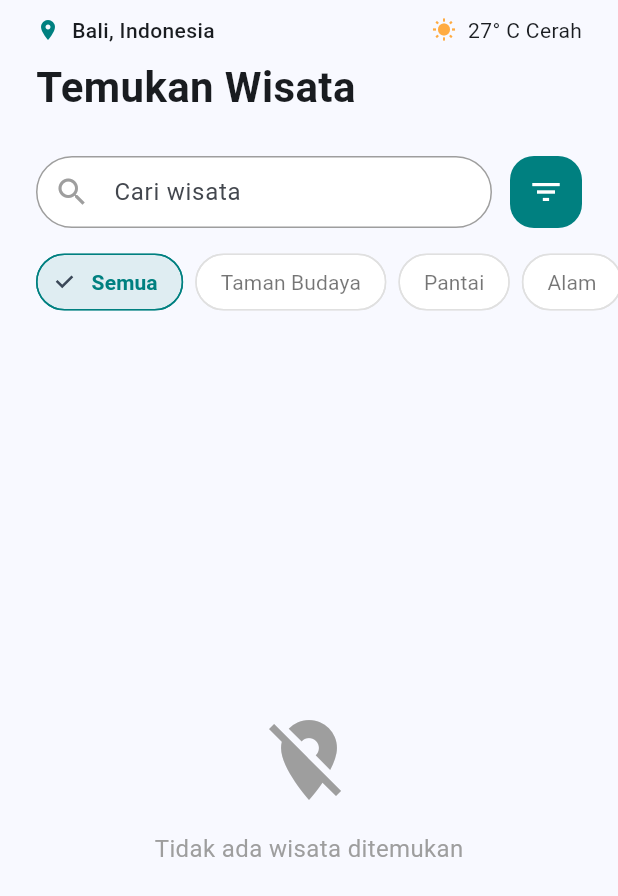
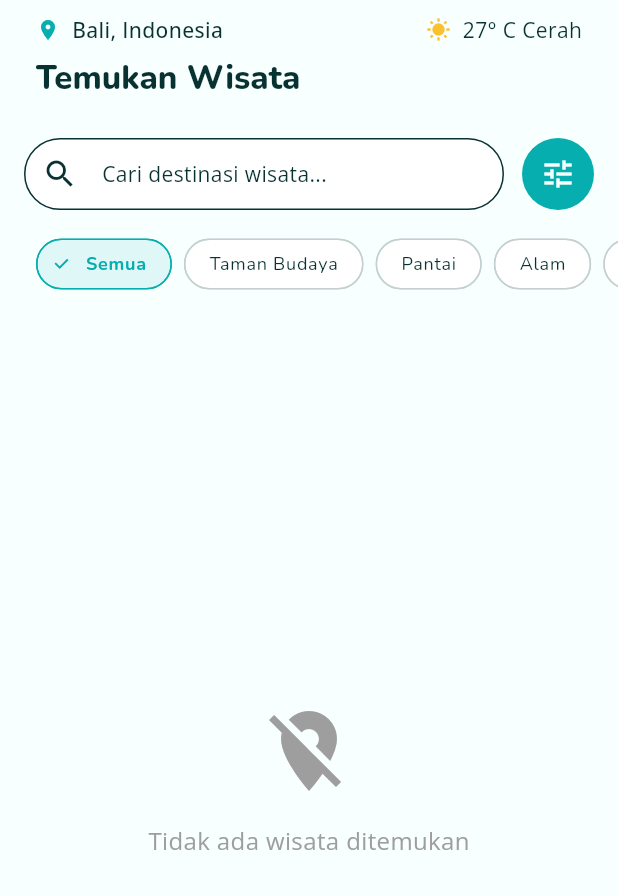
Before and after one commit to Lokapandu/Lokapandu, a Flutter app: the screen it shows after launch, on a phone screen of 412 x 824 dp. Shown: the top 896 px of the screen. Run offline on Flutter 3.47's test engine with Material 3 defaults, Android fonts, the phone set to English and light mode, and no system bars; our stand-ins replace cached_network_image, dartz, firebase_ai, firebase_core, freezed_annotation, get_it and 4 more; missing offline and left inert: brick_core, brick_offline_first, brick_offline_first_with_supabase, brick_sqlite, brick_supabase; accounts and stored records are empty.

Commit message:
feat(themes): implement new theme system with google fonts and material 3
- Add MaterialTheme class with light/dark schemes and text theme support
- Create theme utilities for text theme generation with Google Fonts
- Move failure and exceptions to common/errors directory
- Update all UI components to use new theme system
- Add google_fonts dependency
- Implement responsive design improvements across widgets

```diff
--- a/lib/app.dart
+++ b/lib/app.dart
@@ -1,4 +1,6 @@
 import 'package:flutter/material.dart';
+import 'package:lokapandu/common/themes/theme.dart';
+import 'package:lokapandu/common/themes/util.dart';
 import 'package:lokapandu/presentation/tourism_spot/pages/tourism_spot_page.dart';
 
 class App extends StatelessWidget {
@@ -6,12 +8,14 @@ class App extends StatelessWidget {
 
   @override
   Widget build(BuildContext context) {
+    final brightness = View.of(context).platformDispatcher.platformBrightness;
+    TextTheme textTheme = createTextTheme(context, "Open Sans", "Nunito");
+
+    MaterialTheme theme = MaterialTheme(textTheme);
+
     return MaterialApp(
       title: 'Lokapandu',
-      theme: ThemeData(
-        colorScheme: ColorScheme.fromSeed(seedColor: Colors.blue),
-        useMaterial3: true,
-      ),
+      theme: brightness == Brightness.light ? theme.light() : theme.dark(),
       home: const TourismSpotPage(),
     );
   }
--- /dev/null
+++ b/lib/common/themes/theme.dart
@@ -0,0 +1,116 @@
+import "package:flutter/material.dart";
+
+class MaterialTheme {
+  final TextTheme textTheme;
+
+  const MaterialTheme(this.textTheme);
+
+  static ColorScheme lightScheme() {
+    return const ColorScheme(
+      brightness: Brightness.light,
+      primary: Color(0xff07AEAF),
+      onPrimary: Color(0xffF8FFFF),
+      secondary: Color(0xff196B81),
+      onSecondary: Color(0xffF8FFFF),
+      tertiary: Color(0xffFBC02D),
+      onTertiary: Color(0xFF083132),
+      error: Color(0xffeF3F26),
+      onError: Color(0xffF8F8FF),
+      errorContainer: Color(0xffFDECE9),
+      onErrorContainer: Color(0xff5A2727),
+      surface: Color(0xffF8FFFF),
+      surfaceContainer: Color(0xFFFFFFFF),
+      surfaceContainerHigh: Color(0xFFEDFFFF),
+      onSurface: Color(0xff083132),
+      onSurfaceVariant: Color(0xff083132),
+      outline: Color(0xffC4D0D0),
+      outlineVariant: Color(0xffECECEC),
+      shadow: Color(0xff000000),
+      scrim: Color(0xff000000),
+      inverseSurface: Color(0xff2E3036),
+      inversePrimary: Color(0xff0D9697),
+    );
+  }
+
+  ThemeData light() {
+    return theme(lightScheme());
+  }
+
+  static ColorScheme darkScheme() {
+    return const ColorScheme(
+      brightness: Brightness.dark,
+      primary: Color(0xff07AEAF),
+      onPrimary: Color(0xffF8FFFF),
+      secondary: Color(0xff196B81),
+      onSecondary: Color(0xffF8FFFF),
+      error: Color(0xffeF3F26),
+      onError: Color(0xff1C1C1C),
+      errorContainer: Color(0xff5A2727),
+      onErrorContainer: Color(0xffFDECE9),
+      surface: Color(0xff1E1E1E),
+      surfaceContainer: Color(0xff2C2C2C),
+      onSurface: Color(0xffF8F8FF),
+      onSurfaceVariant: Color(0xffD0D0D0),
+      outline: Color(0xff444444),
+      outlineVariant: Color(0xff2C2C2C),
+      shadow: Color(0xff000000),
+      scrim: Color(0xff000000),
+      inverseSurface: Color(0xffF8F8FF),
+      inversePrimary: Color(0xff0D9697),
+    );
+  }
+
+  ThemeData dark() {
+    return theme(darkScheme());
+  }
+
+  ThemeData theme(ColorScheme colorScheme) => ThemeData(
+    useMaterial3: true,
+    brightness: colorScheme.brightness,
+    colorScheme: colorScheme,
+    textTheme: textTheme.apply(
+      bodyColor: colorScheme.onSurface,
+      displayColor: colorScheme.onSurface,
+    ),
+
+    scaffoldBackgroundColor: colorScheme.surface,
+    canvasColor: colorScheme.surface,
+  );
+
+  List<ExtendedColor> get extendedColors => [];
+}
+
+class ExtendedColor {
+  final Color seed, value;
+  final ColorFamily light;
+  final ColorFamily lightHighContrast;
+  final ColorFamily lightMediumContrast;
+  final ColorFamily dark;
+  final ColorFamily darkHighContrast;
+  final ColorFamily darkMediumContrast;
+
+  const ExtendedColor({
+    required this.seed,
+    required this.value,
+    required this.light,
+    required this.lightHighContrast,
+    required this.lightMediumContrast,
+    required this.dark,
+    required this.darkHighContrast,
+    required this.darkMediumContrast,
+  });
+}
+
+class ColorFamily {
+  const ColorFamily({
+    required this.color,
+    required this.onColor,
+    required this.colorContainer,
+    required this.onColorContainer,
+  });
+
+  final Color color;
+  final Color onColor;
+  final Color colorContainer;
+  final Color onColorContainer;
+}
--- /dev/null
+++ b/lib/common/themes/util.dart
@@ -0,0 +1,24 @@
+import 'package:flutter/material.dart';
+import 'package:google_fonts/google_fonts.dart';
+
+TextTheme createTextTheme(
+  BuildContext context,
+  String bodyFontString,
+  String displayFontString,
+) {
+  TextTheme baseTextTheme = Theme.of(context).textTheme;
+  TextTheme bodyTextTheme = GoogleFonts.getTextTheme(
+    bodyFontString,
+    baseTextTheme,
+  );
+  TextTheme displayTextTheme = GoogleFonts.getTextTheme(
+    displayFontString,
+    baseTextTheme,
+  );
+  TextTheme textTheme = displayTextTheme.copyWith(
+    bodyLarge: bodyTextTheme.bodyLarge,
+    bodyMedium: bodyTextTheme.bodyMedium,
+    bodySmall: bodyTextTheme.bodySmall,
+  );
+  return textTheme;
+}
--- a/lib/data/datasources/services/supabase_service.dart
+++ b/lib/data/datasources/services/supabase_service.dart
@@ -2,7 +2,7 @@ import 'package:supabase_flutter/supabase_flutter.dart';
 import 'package:lokapandu/data/models/tourism_spot_model.dart';
 import 'package:lokapandu/data/models/tourism_image_model.dart';
 import 'package:lokapandu/data/datasources/services/supabase_service_interface.dart';
-import 'package:lokapandu/common/exceptions.dart';
+import 'package:lokapandu/common/errors/exceptions.dart';
 
 // Service class that handles all Supabase database operations
 class SupabaseService implements SupabaseServiceInterface {
--- a/lib/data/datasources/tourism_spot_remote_data_source_impl.dart
+++ b/lib/data/datasources/tourism_spot_remote_data_source_impl.dart
@@ -3,7 +3,7 @@ import 'package:lokapandu/data/datasources/services/supabase_service_interface.d
 import 'package:lokapandu/data/datasources/tourism_spot_remote_data_source.dart';
 import 'package:lokapandu/data/models/tourism_spot_model.dart';
 import 'package:lokapandu/data/models/tourism_image_model.dart';
-import 'package:lokapandu/common/exceptions.dart';
+import 'package:lokapandu/common/errors/exceptions.dart';
 
 // Implementation class that acts as data source layer for tourism spots
 class TourismSpotRemoteDataSourceImpl implements TourismSpotRemoteDataSource {
--- a/lib/data/repositories/tourism_spot_repository_impl.dart
+++ b/lib/data/repositories/tourism_spot_repository_impl.dart
@@ -5,7 +5,7 @@ import 'dart:developer' as developer;
 import 'package:dartz/dartz.dart';
 import 'package:firebase_ai/firebase_ai.dart';
 import 'package:lokapandu/brick/repositories/repository.dart';
-import 'package:lokapandu/common/failure.dart';
+import 'package:lokapandu/common/errors/failure.dart';
 import 'package:lokapandu/brick/models/tourism_spot.model.dart' as model;
 import 'package:lokapandu/brick/models/tourism_image.model.dart' as image_model;
 import 'package:lokapandu/data/mappers/tourism_spot_mapper.dart';
--- a/lib/data/repositories/tourism_spot_repository_supabase_impl.dart
+++ b/lib/data/repositories/tourism_spot_repository_supabase_impl.dart
@@ -2,8 +2,8 @@ import 'dart:io';
 import 'dart:developer' as developer;
 
 import 'package:dartz/dartz.dart';
-import 'package:lokapandu/common/failure.dart';
-import 'package:lokapandu/common/exceptions.dart';
+import 'package:lokapandu/common/errors/failure.dart';
+import 'package:lokapandu/common/errors/exceptions.dart';
 import 'package:lokapandu/data/datasources/tourism_spot_remote_data_source.dart';
 import 'package:lokapandu/data/mappers/supabase_tourism_spot_mapper.dart';
 import 'package:lokapandu/data/mappers/supabase_tourism_image_mapper.dart';
--- a/lib/domain/repositories/tourism_spot_repository.dart
+++ b/lib/domain/repositories/tourism_spot_repository.dart
@@ -1,5 +1,5 @@
 import 'package:dartz/dartz.dart';
-import 'package:lokapandu/common/failure.dart';
+import 'package:lokapandu/common/errors/failure.dart';
 import 'package:lokapandu/domain/entities/tourism_spot_entity.dart';
 
 abstract class TourismSpotRepository {
--- a/lib/domain/usecases/get_tourism_spot_list.dart
+++ b/lib/domain/usecases/get_tourism_spot_list.dart
@@ -1,5 +1,5 @@
 import 'package:dartz/dartz.dart';
-import 'package:lokapandu/common/failure.dart';
+import 'package:lokapandu/common/errors/failure.dart';
 import 'package:lokapandu/domain/entities/tourism_spot_entity.dart';
 import 'package:lokapandu/domain/repositories/tourism_spot_repository.dart';
 
--- a/lib/presentation/common/app_header.dart
+++ b/lib/presentation/common/app_header.dart
@@ -6,29 +6,48 @@ class AppHeader extends StatelessWidget {
 
   @override
   Widget build(BuildContext context) {
+    final theme = Theme.of(context);
+
     return Padding(
       padding: const EdgeInsets.symmetric(horizontal: 24.0, vertical: 10.0),
       child: Column(
         crossAxisAlignment: CrossAxisAlignment.start,
-        children: const [
+        children: [
           Row(
             children: [
-              Icon(Icons.location_on, color: Color(0xFF008080), size: 16),
-              SizedBox(width: 8),
+              Icon(
+                Icons.location_on,
+                color: theme.colorScheme.primary,
+                size: 16,
+              ),
+              const SizedBox(width: 8),
               Text(
                 'Bali, Indonesia',
-                style: TextStyle(fontWeight: FontWeight.w500),
+                style: theme.textTheme.bodyMedium?.copyWith(
+                  fontWeight: FontWeight.w500,
+                  color: theme.colorScheme.onSurface,
+                ),
               ),
-              Spacer(),
-              Icon(Icons.wb_sunny, color: Colors.orangeAccent, size: 16),
-              SizedBox(width: 8),
-              Text('27° C Cerah'),
+              const Spacer(),
+              Icon(
+                Icons.wb_sunny,
+                color: theme.colorScheme.tertiary,
+                size: 16,
+              ),
+              const SizedBox(width: 8),
+              Text(
+                '27° C Cerah',
+                style: theme.textTheme.bodyMedium,
+              ),
             ],
           ),
-          SizedBox(height: 8),
+          const SizedBox(height: 8),
           Text(
             'Temukan Wisata',
-            style: TextStyle(fontSize: 28, fontWeight: FontWeight.bold),
+            style: theme.textTheme.titleLarge?.copyWith(
+              fontWeight: FontWeight.w800,
+              color: theme.colorScheme.onSurface,
+            ),
           ),
         ],
       ),
--- a/lib/presentation/tourism_spot/pages/tourism_spot_page.dart
+++ b/lib/presentation/tourism_spot/pages/tourism_spot_page.dart
@@ -36,6 +36,7 @@ class _TourismSpotPageState extends State<TourismSpotPage> {
 
   @override
   Widget build(BuildContext context) {
+    final theme = Theme.of(context);
     return Scaffold(
       body: SafeArea(
         child: Column(
@@ -68,18 +69,18 @@ class _TourismSpotPageState extends State<TourismSpotPage> {
                       child: Column(
                         mainAxisAlignment: MainAxisAlignment.center,
                         children: [
-                          const Icon(
+                          Icon(
                             Icons.error_outline,
                             size: 64,
-                            color: Colors.red,
+                            color: theme.colorScheme.error,
                           ),
                           const SizedBox(height: 16),
                           Text(
                             notifier.errorMessage!,
                             textAlign: TextAlign.center,
-                            style: const TextStyle(
+                            style: TextStyle(
                               fontSize: 16,
-                              color: Colors.red,
+                              color: theme.colorScheme.error,
                             ),
                           ),
                           const SizedBox(height: 16),
@@ -101,7 +102,11 @@ class _TourismSpotPageState extends State<TourismSpotPage> {
                       child: Column(
                         mainAxisAlignment: MainAxisAlignment.center,
                         children: [
-                          Icon(Icons.location_off, size: 64, color: Colors.grey),
+                          Icon(
+                            Icons.location_off,
+                            size: 64,
+                            color: Colors.grey,
+                          ),
                           SizedBox(height: 16),
                           Text(
                             'Tidak ada wisata ditemukan',
@@ -119,14 +124,15 @@ class _TourismSpotPageState extends State<TourismSpotPage> {
                             .toList();
 
                   return GridView.builder(
-                    padding: const EdgeInsets.symmetric(horizontal: 24),
+                    padding: const EdgeInsets.symmetric(horizontal: 18),
                     itemCount: filteredSpots.length,
-                    gridDelegate: const SliverGridDelegateWithFixedCrossAxisCount(
-                      crossAxisCount: 2,
-                      crossAxisSpacing: 16,
-                      mainAxisSpacing: 16,
-                      childAspectRatio: 0.75,
-                    ),
+                    gridDelegate:
+                        const SliverGridDelegateWithFixedCrossAxisCount(
+                          crossAxisCount: 2,
+                          crossAxisSpacing: 12,
+                          mainAxisSpacing: 16,
+                          childAspectRatio: 0.9,
+                        ),
                     itemBuilder: (context, index) {
                       return DestinationCard(
                         tourismSpot: filteredSpots[index],
@@ -145,39 +151,47 @@ class _TourismSpotPageState extends State<TourismSpotPage> {
     );
   }
 
-//TODO: Add search and filter
+  //TODO: Add search and filter, make this widget reusable
   Widget _buildSearchAndFilter() {
     return Padding(
-      padding: const EdgeInsets.symmetric(horizontal: 24.0),
+      padding: const EdgeInsets.symmetric(horizontal: 16.0),
       child: Row(
         children: [
           Expanded(
             child: TextField(
               decoration: InputDecoration(
-                hintText: 'Cari wisata',
-                prefixIcon: const Icon(Icons.search, color: Colors.grey),
+                hintText: 'Cari destinasi wisata...',
+                hintStyle: Theme.of(context).textTheme.bodyMedium,
+                prefixIcon: Icon(
+                  Icons.search,
+                  color: Theme.of(context).colorScheme.onSurfaceVariant,
+                ),
+                border: OutlineInputBorder(
+                  borderRadius: BorderRadius.circular(40),
+                ),
                 filled: true,
-                fillColor: Colors.white,
-                contentPadding: EdgeInsets.zero,
-                border: OutlineInputBorder(
-                  borderRadius: BorderRadius.circular(30.0),
-                  borderSide: BorderSide(color: Colors.grey),
-                ),
-                enabledBorder: OutlineInputBorder(
-                  borderRadius: BorderRadius.circular(30.0),
-                  borderSide: BorderSide(color: Colors.grey),
+                fillColor: Theme.of(context).colorScheme.surfaceContainer,
+                contentPadding: const EdgeInsets.symmetric(
+                  horizontal: 16,
+                  vertical: 12,
                 ),
               ),
+              style: Theme.of(context).textTheme.bodyMedium,
             ),
           ),
           const SizedBox(width: 12),
           Container(
-            padding: const EdgeInsets.all(12),
             decoration: BoxDecoration(
-              color: const Color(0xFF008080),
-              borderRadius: BorderRadius.circular(16),
+              color: Theme.of(context).colorScheme.primary,
+              borderRadius: BorderRadius.circular(50),
             ),
-            child: const Icon(Icons.filter_list, color: Colors.white),
+            child: IconButton(
+              icon: Icon(
+                Icons.tune,
+                color: Theme.of(context).colorScheme.onPrimary,
+              ),
+              onPressed: () {},
+            ),
           ),
         ],
       ),
--- a/lib/presentation/tourism_spot/providers/tourism_spot_notifier.dart
+++ b/lib/presentation/tourism_spot/providers/tourism_spot_notifier.dart
@@ -1,5 +1,5 @@
 import 'package:flutter/material.dart';
-import 'package:lokapandu/common/failure.dart';
+import 'package:lokapandu/common/errors/failure.dart';
 import 'package:lokapandu/domain/entities/tourism_spot_entity.dart';
 import 'package:lokapandu/domain/usecases/get_tourism_spot_list.dart';
 
--- a/lib/presentation/tourism_spot/widgets/tour_category_chips.dart
+++ b/lib/presentation/tourism_spot/widgets/tour_category_chips.dart
@@ -14,6 +14,8 @@ class TourCategoryChips extends StatelessWidget {
 
   @override
   Widget build(BuildContext context) {
+    final theme = Theme.of(context);
+
     return SizedBox(
       height: 40,
       child: ListView.builder(
@@ -29,20 +31,26 @@ class TourCategoryChips extends StatelessWidget {
               label: Text(category),
               selected: isSelected,
               onSelected: (selected) => onCategorySelected(category),
-              backgroundColor: Colors.white,
-              selectedColor: const Color(0xFF008080).withValues(alpha: 0.1),
-              labelStyle: TextStyle(
-                color: isSelected ? const Color(0xFF008080) : Colors.black54,
+              backgroundColor: theme.colorScheme.surfaceContainer,
+              selectedColor: theme.colorScheme.primary.withValues(alpha: 0.1),
+              checkmarkColor: theme.colorScheme.primary,
+              labelStyle: theme.textTheme.labelMedium?.copyWith(
+                color: isSelected
+                    ? theme.colorScheme.primary
+                    : theme.colorScheme.onSurfaceVariant,
                 fontWeight: isSelected ? FontWeight.bold : FontWeight.normal,
               ),
               shape: RoundedRectangleBorder(
                 borderRadius: BorderRadius.circular(20),
                 side: BorderSide(
                   color: isSelected
-                      ? const Color(0xFF008080)
-                      : Colors.grey.shade300,
+                      ? theme.colorScheme.primary
+                      : theme.colorScheme.outline,
+                  width: 1,
                 ),
               ),
+              elevation: 0,
+              pressElevation: 1,
             ),
           );
         },
--- a/pubspec.yaml
+++ b/pubspec.yaml
@@ -32,6 +32,7 @@ dependencies:
   build_runner: ^2.5.4
   cached_network_image: ^3.4.1
   shimmer: ^3.0.0
+  google_fonts: ^6.3.2
 
 dev_dependencies:
   flutter_test:
```
Also changed, not shown: lib/presentation/tourism_spot/widgets/destination_card.dart (+39 -23 lines), lib/presentation/tourism_spot/widgets/shimmer_loading.dart (+21 -5 lines), lib/common/errors/exceptions.dart (renamed from lib/common/exceptions.dart), lib/common/errors/failure.dart (renamed from lib/common/failure.dart), lib/common/errors/failure.freezed.dart (renamed from lib/common/failure.freezed.dart), lib/data/datasources/tourism_spot_remote_data_source.dart (line endings or trailing spaces), pubspec.lock.
